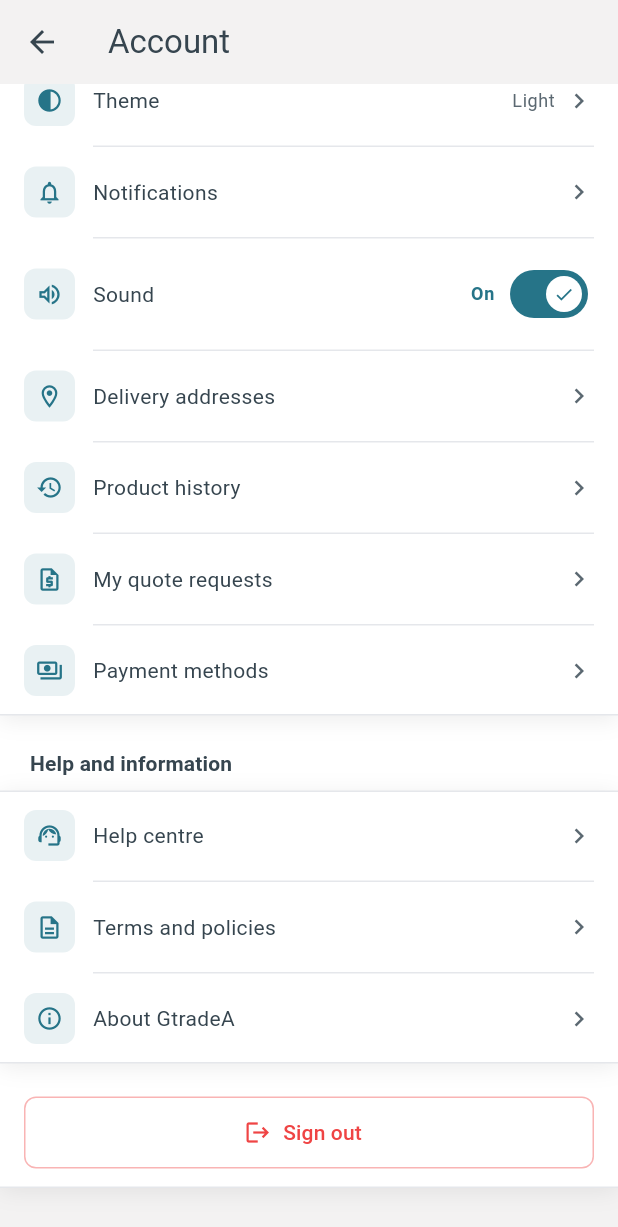
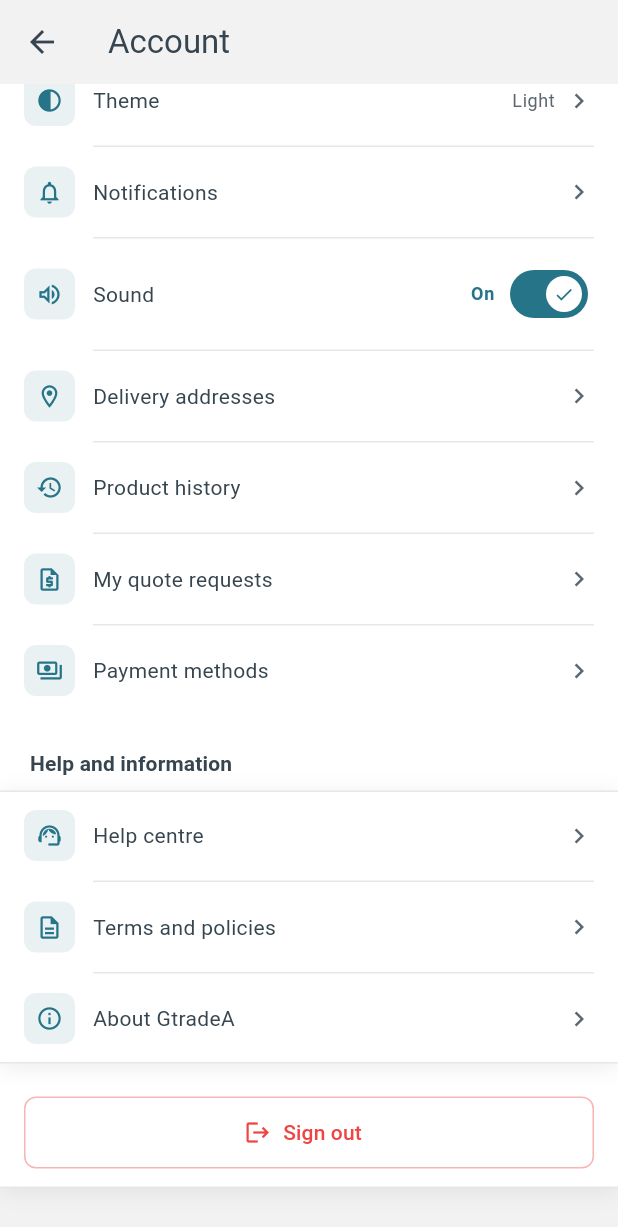
Before and after one commit to rabi61743/gtradea-amazon, a Flutter app: the AccountScreen screen opened directly, scrolled down 471 dp, on a phone screen of 412 x 824 dp. Shown: the top 1227 px of the screen. Run offline on Flutter 3.47's test engine with Material 3 defaults, Android fonts, the phone set to English and light mode, and no system bars; our stand-ins replace cached_network_image, dio, file_picker, flutter_local_notifications, flutter_secure_storage, flutter_svg and 9 more; accounts and stored records are empty; network calls fail.

Commit message:
style(account): drop the account settings rows' own card
Account settings rows no longer draw their own edge lines, shadow or
surface; they sit directly on the account card. _RowGroup gains a card
flag (default on), used only here. Rows, icons, text, dividers, spacing,
routes and the Help and information card are unchanged.

Tests: account_cards_test counts 3 lifted surfaces; account suites
101/101.

Co-Authored-By: Claude Opus 5 (1M context) <noreply@anthropic.com>

```diff
--- a/lib/features/account/presentation/account_screen.dart
+++ b/lib/features/account/presentation/account_screen.dart
@@ -119,6 +119,7 @@ class _AccountScreenState extends State<AccountScreen> {
           const SizedBox(height: 22),
           const _GroupLabel('Account settings'),
           _RowGroup(
+            card: false,
             rows: [
               // Only for a signed-in shopper. Offering it to a guest would
               // open a page whose every field is about an account they do
@@ -843,9 +844,14 @@ class _RowSpec {
 
 /// Rows sharing one bordered card, hairline-separated.
 class _RowGroup extends StatelessWidget {
-  const _RowGroup({required this.rows});
+  const _RowGroup({required this.rows, this.card = true});
 
   final List<_RowSpec> rows;
+
+  /// Whether the rows sit on their own card. Account settings turns it off,
+  /// by request: its rows sit directly on the account card, with no edge or
+  /// lift of their own.
+  final bool card;
 
   @override
   Widget build(BuildContext context) {
@@ -854,16 +860,20 @@ class _RowGroup extends StatelessWidget {
     return SizedBox(
       width: double.infinity,
       child: DecoratedBox(
-        decoration: BoxDecoration(
+        decoration: card
+            ? BoxDecoration(
                 // The card the rows share, lifted off the page and run to both
                 // edges of it.
                 color: theme.colorScheme.surface,
                 borderRadius: _cardShape,
                 border: Border.symmetric(
-            horizontal: BorderSide(color: theme.colorScheme.outlineVariant),
+                  horizontal: BorderSide(
+                    color: theme.colorScheme.outlineVariant,
+                  ),
                 ),
                 boxShadow: _cardLift,
-        ),
+              )
+            : const BoxDecoration(),
         child: Column(
           children: [
             for (var i = 0; i < rows.length; i++)
```
Also changed, not shown: 2 other files. Lines whose indentation alone changed are shown as unchanged.
